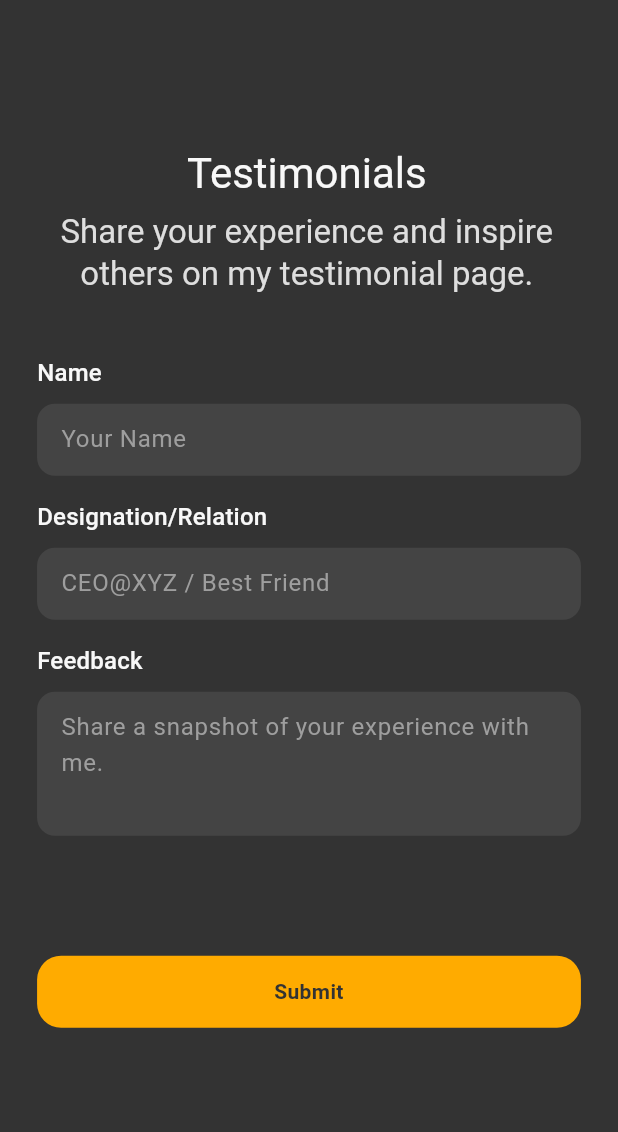
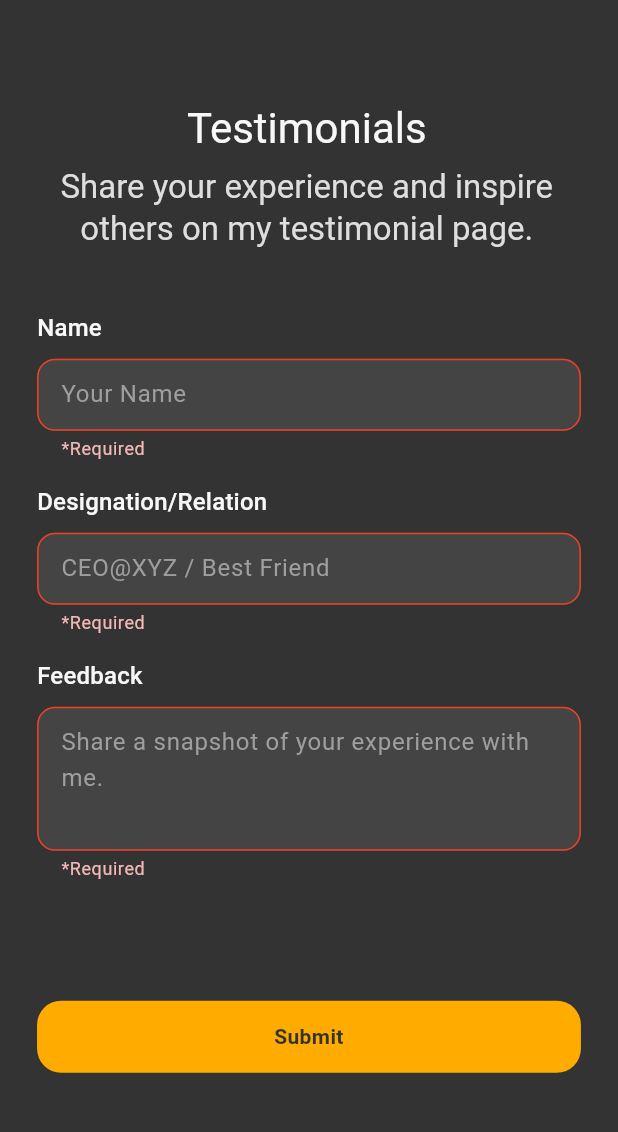
Before and after one commit to Jatin5120/portfolio, a Flutter app: the TestimonialView screen opened by its route, after a tap on "Submit", on a phone screen of 412 x 824 dp, the part 77-1209 px from its top. Run offline on Flutter 3.47's test engine with Material 3 defaults, Android fonts, the phone set to English and light mode, and no system bars; our stand-ins replace cloud_firestore, firebase_core, flutter_screenutil, flutter_svg, get, google_fonts and 2 more; accounts and stored records are empty.

Commit message:
feat: add testimonial

```diff
--- a/lib/controllers/testimonial/testimonial_binding.dart
+++ b/lib/controllers/testimonial/testimonial_binding.dart
@@ -1,11 +1,14 @@
 import 'package:get/get.dart';
 import 'package:portfolio/controllers/controllers.dart';
+import 'package:portfolio/services/services.dart';
 
 class TestimonialBinding implements Bindings {
   @override
   void dependencies() {
     Get.lazyPut<TestimonialController>(
-      TestimonialController.new,
+      () => TestimonialController(
+        const TestimonialService(),
+      ),
     );
   }
 }
--- a/lib/controllers/testimonial/testimonial_controller.dart
+++ b/lib/controllers/testimonial/testimonial_controller.dart
@@ -1,3 +1,36 @@
+import 'package:flutter/material.dart';
 import 'package:get/get.dart';
+import 'package:portfolio/models/models.dart';
+import 'package:portfolio/services/services.dart';
+import 'package:portfolio/utils/utils.dart';
 
-class TestimonialController extends GetxController {}
+class TestimonialController extends GetxController {
+  TestimonialController(this._service);
+  final TestimonialService _service;
+  final formKey = GlobalKey<FormState>();
+
+  final nameController = TextEditingController();
+  final designationController = TextEditingController();
+  final messageController = TextEditingController();
+
+  void requestTestimonial() async {
+    if (!formKey.currentState!.validate()) {
+      return;
+    }
+    Utility.showLoader();
+    final testimonial = TestimonialModel(
+      name: nameController.text.trim(),
+      designation: designationController.text.trim(),
+      message: messageController.text.trim(),
+      status: TestimonialStatus.pending,
+    );
+    final requested = await _service.requestTestimonial(testimonial);
+    Utility.hideLoader();
+    if (requested) {
+      formKey.currentState!.reset();
+      nameController.clear();
+      designationController.clear();
+      messageController.clear();
+    }
+  }
+}
--- a/lib/models/testimonial_model.dart
+++ b/lib/models/testimonial_model.dart
@@ -7,7 +7,9 @@ class TestimonialModel {
     required this.name,
     required this.designation,
     required this.message,
-    required this.status,
+    this.status = TestimonialStatus.pending,
+    this.order = 1,
+    this.visible = true,
   });
 
   factory TestimonialModel.fromMap(Map<String, dynamic> map) {
@@ -25,18 +27,24 @@ class TestimonialModel {
   final String designation;
   final String message;
   final TestimonialStatus status;
+  final int order;
+  final bool visible;
 
   TestimonialModel copyWith({
     String? name,
     String? designation,
     String? message,
     TestimonialStatus? status,
+    int? order,
+    bool? visible,
   }) {
     return TestimonialModel(
       name: name ?? this.name,
       designation: designation ?? this.designation,
       message: message ?? this.message,
       status: status ?? this.status,
+      order: order ?? this.order,
+      visible: visible ?? this.visible,
     );
   }
 
@@ -45,22 +53,30 @@ class TestimonialModel {
       'name': name,
       'designation': designation,
       'message': message,
-      'status': status,
+      'status': status.name,
+      'order': order,
+      'visible': visible,
     };
   }
 
   String toJson() => json.encode(toMap());
 
   @override
-  String toString() => 'TestimonialModel(name: $name, designation: $designation, message: $message, status: $status)';
+  String toString() =>
+      'TestimonialModel(name: $name, designation: $designation, message: $message, status: $status, order: $order, visible: $visible)';
 
   @override
   bool operator ==(covariant TestimonialModel other) {
     if (identical(this, other)) return true;
 
-    return other.name == name && other.designation == designation && other.message == message && other.status == status;
+    return other.name == name &&
+        other.designation == designation &&
+        other.message == message &&
+        other.status == status &&
+        other.order == order &&
+        other.visible == visible;
   }
 
   @override
-  int get hashCode => name.hashCode ^ designation.hashCode ^ message.hashCode ^ status.hashCode;
+  int get hashCode => name.hashCode ^ designation.hashCode ^ message.hashCode ^ status.hashCode ^ order.hashCode ^ visible.hashCode;
 }
--- a/lib/services/dashboard_service.dart
+++ b/lib/services/dashboard_service.dart
@@ -31,7 +31,7 @@ class DashboardService {
 
   Future<List<TestimonialModel>> getTestimonials() async {
     try {
-      final data = await AppCollections.testimonials.get();
+      final data = await AppCollections.getTestimonials.get();
       final testimonials = data.docs.map((e) => e.data());
       return testimonials.toList();
     } catch (e, st) {
--- a/lib/services/services.dart
+++ b/lib/services/services.dart
@@ -1 +1,2 @@
 export 'dashboard_service.dart';
+export 'testimonial_service.dart';
--- a/lib/views/dashboard/widgets/testimonial_card.dart
+++ b/lib/views/dashboard/widgets/testimonial_card.dart
@@ -15,6 +15,7 @@ class TestimonialCard extends StatelessWidget {
     return Padding(
       padding: context.responsiveState.isMobile ? context.responsiveState.pagePadding : context.testimonialPadding,
       child: Stack(
+        alignment: Alignment.topCenter,
         children: [
           const Align(
             alignment: Alignment.bottomLeft,
--- a/lib/views/testimonial/testimonial_view.dart
+++ b/lib/views/testimonial/testimonial_view.dart
@@ -32,6 +32,8 @@ class TestimonialView extends StatelessWidget {
                 constraints: const BoxConstraints(
                   maxWidth: 800,
                 ),
+                child: Form(
+                  key: controller.formKey,
                   child: Column(
                     mainAxisAlignment: MainAxisAlignment.center,
                     children: [
@@ -48,46 +50,57 @@ class TestimonialView extends StatelessWidget {
                       ),
                       const SizedBox(height: 40),
                       if (context.responsiveState == ResponsiveState.mobile) ...[
-                      const InputField(
+                        InputField(
                           label: 'Name',
                           hint: 'Your Name',
+                          controller: controller.nameController,
+                          validator: AppValidators.nameValidator,
                         ),
                         const SizedBox(height: 16),
-                      const InputField(
+                        InputField(
                           label: 'Designation/Relation',
                           hint: 'CEO@XYZ / Best Friend',
+                          controller: controller.designationController,
+                          validator: AppValidators.nameValidator,
                         ),
                       ] else
-                      const Row(
+                        Row(
                           children: [
                             Flexible(
                               child: InputField(
                                 label: 'Name',
                                 hint: 'Your Name',
+                                controller: controller.nameController,
+                                validator: AppValidators.nameValidator,
                               ),
                             ),
-                          SizedBox(width: 16),
+                            const SizedBox(width: 16),
                             Flexible(
                               child: InputField(
                                 label: 'Designation/Relation',
                                 hint: 'CEO@XYZ / Best Friend',
+                                controller: controller.designationController,
+                                validator: AppValidators.nameValidator,
                               ),
                             ),
                           ],
                         ),
                       const SizedBox(height: 16),
-                    const InputField(
+                      InputField(
                         label: 'Feedback',
                         hint: 'Share a snapshot of your experience with me.',
+                        controller: controller.messageController,
+                        validator: AppValidators.nameValidator,
                         minLines: 3,
                         maxLines: 5,
                       ),
                       const SizedBox(height: 80),
                       AppButton(
                         label: 'Submit',
-                      onTap: () {},
+                        onTap: controller.requestTestimonial,
                       ),
                     ],
+                  ),
                 ),
               ),
             ),
```
Also changed, not shown: lib/res/constants/collections.dart (+4 -6 lines), lib/services/testimonial_service.dart (added, +21 -0 lines). Lines whose indentation alone changed are shown as unchanged.
